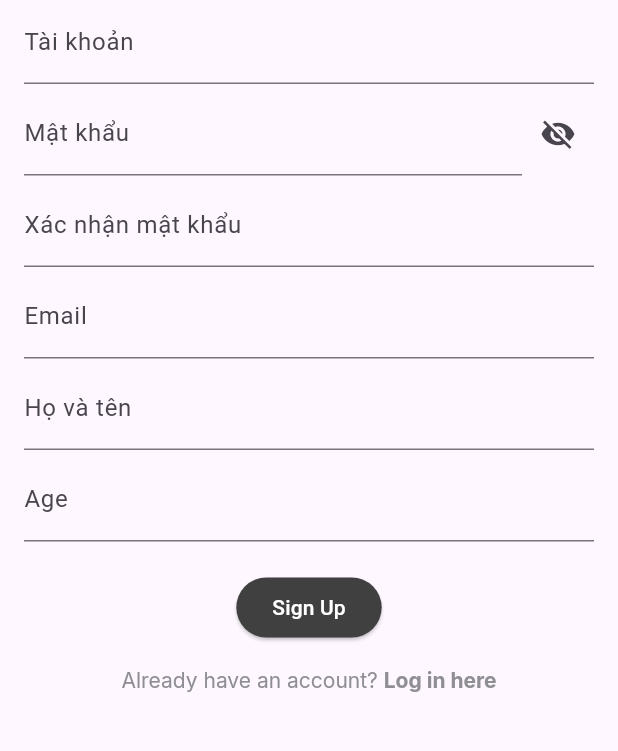
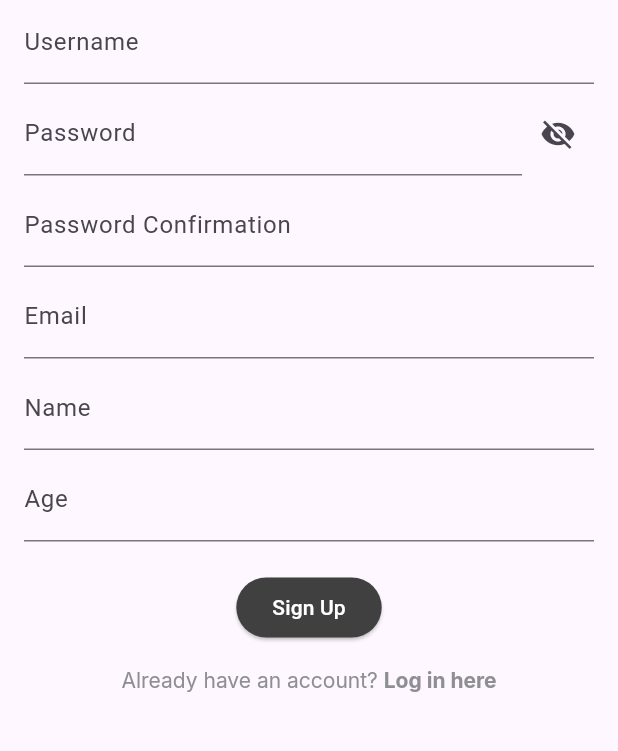
Before and after one commit to dukeb1212/personal-library-app, a Flutter app: the screen it shows after launch, after a tap on an icon or button, on a phone screen of 412 x 824 dp, the part 384-1135 px from its top. Run offline on Flutter 3.47's test engine with Material 3 defaults, Android fonts, the phone set to English and light mode, and no system bars; our stand-ins replace firebase_auth, firebase_core, firebase_storage, flutter_dotenv, flutter_riverpod, google_fonts and 6 more; missing offline and left inert: barcode_scan2, firebase_app_check; accounts and stored records are empty; network calls fail.

Commit message:
6/1/2024, minor fixes

```diff
--- a/lib/UIs/add_book_page_final.dart
+++ b/lib/UIs/add_book_page_final.dart
@@ -21,10 +21,10 @@ class AddBookScreen extends StatefulWidget {
   AddBookScreen({Key? key, required this.book}) : super(key: key);
 
   @override
-  _AddBookScreenState createState() => _AddBookScreenState();
+  AddBookScreenState createState() => AddBookScreenState();
 }
 
-class _AddBookScreenState extends State<AddBookScreen> {
+class AddBookScreenState extends State<AddBookScreen> {
   int _currentIndex = 0;
 
   TextEditingController titleController = TextEditingController();
--- a/lib/UIs/automaticLogin.dart
+++ b/lib/UIs/automatic_login.dart
@@ -1,5 +1,3 @@
-import 'dart:convert';
-
 import 'package:flutter/material.dart';
 import 'package:flutter_dotenv/flutter_dotenv.dart';
 import 'package:shared_preferences/shared_preferences.dart';
@@ -12,10 +10,10 @@ class AutomaticLogin extends StatefulWidget {
   const AutomaticLogin({super.key});
 
   @override
-  _AutomaticLoginState createState() => _AutomaticLoginState();
+  AutomaticLoginState createState() => AutomaticLoginState();
 }
 
-class _AutomaticLoginState extends State<AutomaticLogin> {
+class AutomaticLoginState extends State<AutomaticLogin> {
   final String _baseUrl = dotenv.env['NODE_JS_SERVER_URL'] ?? '';
 
   @override
@@ -28,9 +26,11 @@ class _AutomaticLoginState extends State<AutomaticLogin> {
     // Check if a token exists in shared preferences
     final prefs = await SharedPreferences.getInstance();
     final storedToken = prefs.getString('token');
+    if (mounted) {
       if (storedToken != null) {
         // Use the stored token to attempt automatic login
         final loginSuccess = await _attemptAutomaticLogin(storedToken);
+        if (mounted) {
           if (loginSuccess) {
             final provider = container.read(userProvider);
             final userData = await retrieveUserData();
@@ -39,8 +39,8 @@ class _AutomaticLoginState extends State<AutomaticLogin> {
             final databaseHelper = DatabaseHelper();
             await databaseHelper.syncBooksFromServer(userData.userId, userData.username);
 
+            // Navigate to the authenticated part of your app
             if (mounted) {
-          // Navigate to the authenticated part of your app
               Navigator.pushReplacement(
                 context,
                 MaterialPageRoute(builder: (context) => const MyMainPage()),
@@ -49,8 +49,10 @@ class _AutomaticLoginState extends State<AutomaticLogin> {
           } else {
             Navigator.pushReplacementNamed(context, '/login');
           }
+        }
       } else {
         Navigator.pushReplacementNamed(context, '/login');
+      }
     }
   }
 
--- a/lib/UIs/change_password_form.dart
+++ b/lib/UIs/change_password_form.dart
@@ -33,10 +33,10 @@ class ChangePasswordForm extends StatefulWidget {
   const ChangePasswordForm({super.key});
 
   @override
-  _ChangePasswordFormState createState() => _ChangePasswordFormState();
+  ChangePasswordFormState createState() => ChangePasswordFormState();
 }
 
-class _ChangePasswordFormState extends State<ChangePasswordForm> {
+class ChangePasswordFormState extends State<ChangePasswordForm> {
   final _formKey = GlobalKey<FormState>();
   final TextEditingController _currentPasswordController =
       TextEditingController();
@@ -119,7 +119,7 @@ class _ChangePasswordFormState extends State<ChangePasswordForm> {
                   const InputDecoration(labelText: 'Confirm New Password'),
               validator: (value) {
                 if (value != _newPasswordController.text) {
-                  return 'Passwords do not match';
+                  return 'Passwords do not match each other!';
                 }
                 return null;
               },
--- a/lib/UIs/favorite_categories.dart
+++ b/lib/UIs/favorite_categories.dart
@@ -7,10 +7,10 @@ class CategorySelectionPage extends StatefulWidget {
   const CategorySelectionPage({super.key});
 
   @override
-  _CategorySelectionPageState createState() => _CategorySelectionPageState();
+  CategorySelectionPageState createState() => CategorySelectionPageState();
 }
 
-class _CategorySelectionPageState extends State<CategorySelectionPage> {
+class CategorySelectionPageState extends State<CategorySelectionPage> {
   List<String> selectedCategories = [];
   int minSelectedCategories = 3;
 
@@ -73,7 +73,6 @@ class _CategorySelectionPageState extends State<CategorySelectionPage> {
               onTap: canProceed()
                   ? () async {
                 final result = await getBookSuggestions(selectedCategories);
-                print(result);
               }
                   : null,
               child: Container(
--- a/lib/UIs/home_page.dart
+++ b/lib/UIs/home_page.dart
@@ -10,7 +10,7 @@ import 'book.dart';
 
 class HomePage extends StatefulWidget {
 
-  HomePage({super.key});
+  const HomePage({super.key});
 
   @override
   State<HomePage> createState() => _HomePageState();
@@ -55,7 +55,6 @@ class _HomePageState extends State<HomePage> {
   Future<void> _loadSuggestedBooks() async {
     final databaseHelper = DatabaseHelper();
     var categories = await databaseHelper.getTopCategories(3);
-    final List<Book> allBooks = await databaseHelper.getAllBooks();
 
     if(categories.isEmpty) {
       categories = getRandomValues(bookCategories);
--- a/lib/UIs/register_page.dart
+++ b/lib/UIs/register_page.dart
@@ -9,10 +9,10 @@ class RegisterPage extends StatefulWidget {
   const RegisterPage({super.key});
 
   @override
-  _RegisterPageState createState() => _RegisterPageState();
+  RegisterPageState createState() => RegisterPageState();
 }
 
-class _RegisterPageState extends State<RegisterPage> {
+class RegisterPageState extends State<RegisterPage> {
   final TextEditingController _usernameController = TextEditingController();
   final TextEditingController _passwordController = TextEditingController();
   final TextEditingController _retypePasswordController = TextEditingController();
@@ -86,7 +86,7 @@ class _RegisterPageState extends State<RegisterPage> {
               ),
               TextField(
                 controller: _usernameController,
-                decoration: const InputDecoration(labelText: 'Tài khoản'),
+                decoration: const InputDecoration(labelText: 'Username'),
               ),
               const SizedBox(height: 5),
               Row(
@@ -95,7 +95,7 @@ class _RegisterPageState extends State<RegisterPage> {
                     child: TextField(
                       controller: _passwordController,
                       decoration: const InputDecoration(
-                        labelText: 'Mật khẩu',
+                        labelText: 'Password',
                       ),
                       obscureText: !_isPasswordVisible,
                     ),
@@ -114,7 +114,7 @@ class _RegisterPageState extends State<RegisterPage> {
                   Expanded(
                     child: TextField(
                       controller: _retypePasswordController,
-                      decoration: const InputDecoration(labelText: 'Xác nhận mật khẩu'),
+                      decoration: const InputDecoration(labelText: 'Password Confirmation'),
                       obscureText: true,
                       onChanged: (_) => _checkPasswordMatch(),
                     ),
@@ -125,7 +125,7 @@ class _RegisterPageState extends State<RegisterPage> {
                 const Padding(
                   padding: EdgeInsets.all(8.0),
                   child: Text(
-                    'Mật khẩu xác thực không khớp!',
+                    'Passwords do not match each other!',
                     style: TextStyle(color: Colors.red),
                   ),
                 ),
@@ -137,7 +137,7 @@ class _RegisterPageState extends State<RegisterPage> {
               const SizedBox(height: 5),
               TextField(
                 controller: _nameController,
-                decoration: const InputDecoration(labelText: 'Họ và tên'),
+                decoration: const InputDecoration(labelText: 'Name'),
               ),
               const SizedBox(height: 5),
               TextField(
@@ -153,7 +153,8 @@ class _RegisterPageState extends State<RegisterPage> {
                             return newValue;
                           }
                         } catch (e) {
-                          print("Error");
+                          ScaffoldMessenger.of(context)
+                              .showSnackBar(const SnackBar(content: Text('Error')));
                         }
                         return oldValue;
                       }),
--- a/lib/backend/firebase_auth_service.dart
+++ b/lib/backend/firebase_auth_service.dart
@@ -1,4 +1,5 @@
 import 'package:firebase_auth/firebase_auth.dart';
+import 'package:flutter/foundation.dart';
 
 class FirebaseAuthService {
   final FirebaseAuth _auth = FirebaseAuth.instance;
@@ -11,7 +12,9 @@ class FirebaseAuthService {
       );
       return userCredential.user;
     } catch (e) {
-      print("Error signing in: $e");
+      if (kDebugMode) {
+        print("Error signing in: $e");
+      }
       return null;
     }
   }
--- a/lib/backend/image_helper.dart
+++ b/lib/backend/image_helper.dart
@@ -1,5 +1,6 @@
 import 'dart:io';
 
+import 'package:flutter/foundation.dart';
 import 'package:image_picker/image_picker.dart';
 import 'package:firebase_auth/firebase_auth.dart';
 import 'package:firebase_storage/firebase_storage.dart' as firebase_storage;
@@ -56,7 +57,9 @@ class ImageHelper {
         String url = await storageReference.getDownloadURL();
         return url;
       } catch (e) {
-        print('Error uploading image to Firebase Storage: $e');
+        if (kDebugMode) {
+          print('Error uploading image to Firebase Storage: $e');
+        }
         // Handle the error as needed
       }
     }
--- a/lib/backend/password_backend.dart
+++ b/lib/backend/password_backend.dart
@@ -1,4 +1,5 @@
 import 'dart:convert';
+import 'package:flutter/foundation.dart';
 import 'package:http/http.dart' as http;
 import 'package:flutter_dotenv/flutter_dotenv.dart';
 
@@ -26,7 +27,9 @@ class Validate {
     } else if (response.statusCode == 401 && responseBody['message'] == 'Invalid password') {
       return {'success': false, 'message': 'Invalid password'};
     }
-    print(responseBody['message']);
+    if (kDebugMode) {
+      print(responseBody['message']);
+    }
     return {'success': false, 'message': 'Server error'};
   }
 
--- a/lib/main.dart
+++ b/lib/main.dart
@@ -2,7 +2,7 @@ import 'package:firebase_app_check/firebase_app_check.dart';
 import 'package:flutter/material.dart';
 import 'package:flutter_riverpod/flutter_riverpod.dart';
 import 'UIs/login_page.dart';
-import 'UIs/automaticLogin.dart';
+import 'UIs/automatic_login.dart';
 import 'package:firebase_core/firebase_core.dart';
 import 'firebase_options.dart';
 import 'package:flutter_dotenv/flutter_dotenv.dart';
@@ -31,7 +31,7 @@ class MyApp extends StatelessWidget {
     return MaterialApp(
       title: 'Authentication App',
       theme: ThemeData(
-          primarySwatch: getMaterialColor(Color(0xff404040)),
+          primarySwatch: getMaterialColor(const Color(0xff404040)),
           // colorScheme: ColorScheme.fromSeed(seedColor: Color(0xff404040)),
           visualDensity: VisualDensity.adaptivePlatformDensity,
           focusColor: Colors.grey,
```
Also changed, not shown: lib/UIs/book.dart (+2 -6 lines), lib/UIs/info_page.dart (+3 -5 lines), lib/UIs/login_page.dart (+5 -3 lines), lib/UIs/main_page.dart (+5 -6 lines), lib/UIs/my_library_page.dart (+5 -13 lines), lib/backend/google_books_api.dart (+11 -4 lines), lib/backend/update_book_backend.dart (+10 -5 lines), lib/book_data.dart (+4 -4 lines), lib/database/book_database.dart (+5 -5 lines). Lines whose indentation alone changed are shown as unchanged.
